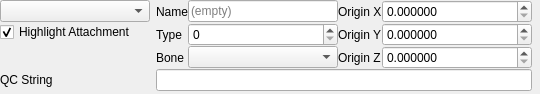
The window that src/tools/hlam/ui/assets/studiomodel/dockpanels/StudioModelAttachmentsPanel.ui (SamVanheer/HalfLifeAssetManager) describes before a commit, drawn with Qt 5.
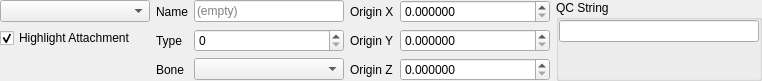
The same window after the commit.

Commit message: Streamline UI widgets using SetFixedSize constraint Resolves #165

Diff of the .ui file:
```diff
--- a/src/tools/hlam/ui/assets/studiomodel/dockpanels/StudioModelAttachmentsPanel.ui
+++ b/src/tools/hlam/ui/assets/studiomodel/dockpanels/StudioModelAttachmentsPanel.ui
@@ -6,14 +6,20 @@
    <rect>
     <x>0</x>
     <y>0</y>
-    <width>540</width>
-    <height>94</height>
+    <width>750</width>
+    <height>74</height>
    </rect>
   </property>
   <property name="windowTitle">
    <string>Form</string>
   </property>
-  <layout class="QGridLayout" name="gridLayout">
+  <layout class="QHBoxLayout" name="horizontalLayout_2">
+   <property name="spacing">
+    <number>6</number>
+   </property>
+   <property name="sizeConstraint">
+    <enum>QLayout::SetFixedSize</enum>
+   </property>
    <property name="leftMargin">
     <number>0</number>
    </property>
@@ -26,32 +32,62 @@
    <property name="bottomMargin">
     <number>0</number>
    </property>
-   <property name="spacing">
-    <number>0</number>
-   </property>
-   <item row="0" column="0">
-    <widget class="QComboBox" name="Attachments">
-     <property name="sizePolicy">
-      <sizepolicy hsizetype="Fixed" vsizetype="Fixed">
-       <horstretch>0</horstretch>
-       <verstretch>0</verstretch>
-      </sizepolicy>
+   <item>
+    <layout class="QVBoxLayout" name="verticalLayout">
+     <property name="leftMargin">
+      <number>0</number>
      </property>
-     <property name="minimumSize">
-      <size>
-       <width>150</width>
-       <height>0</height>
-      </size>
+     <property name="topMargin">
+      <number>0</number>
      </property>
-     <property name="maximumSize">
-      <size>
-       <width>150</width>
-       <height>16777215</height>
-      </size>
-     </property>
-    </widget>
+     <item>
+      <widget class="QComboBox" name="Attachments">
+       <property name="sizePolicy">
+        <sizepolicy hsizetype="Fixed" vsizetype="Fixed">
+         <horstretch>0</horstretch>
+         <verstretch>0</verstretch>
+        </sizepolicy>
+       </property>
+       <property name="minimumSize">
+        <size>
+         <width>150</width>
+         <height>0</height>
+        </size>
+       </property>
+       <property name="maximumSize">
+        <size>
+         <width>150</width>
+         <height>16777215</height>
+        </size>
+       </property>
+      </widget>
+     </item>
+     <item>
+      <widget class="QCheckBox" name="HighlightAttachment">
+       <property name="text">
+        <string>Highlight Attachment</string>
+       </property>
+       <property name="checked">
+        <bool>true</bool>
+       </property>
+      </widget>
+     </item>
+     <item>
+      <spacer name="verticalSpacer">
+       <property name="orientation">
+        <enum>Qt::Vertical</enum>
+       </property>
+       <property name="sizeHint" stdset="0">
+        <size>
+         <width>20</width>
+         <height>0</height>
+        </size>
+       </property>
+      </spacer>
+     </item>
+    </layout>
    </item>
-   <item row="0" column="2" rowspan="3">
+   <item>
     <layout class="QGridLayout" name="gridLayout_2">
      <item row="2" column="1">
       <widget class="QComboBox" name="Bone">
@@ -277,91 +313,65 @@
      </item>
     </layout>
    </item>
-   <item row="4" column="0">
-    <spacer name="verticalSpacer_2">
-     <property name="orientation">
-      <enum>Qt::Vertical</enum>
-     </property>
-     <property name="sizeHint" stdset="0">
-      <size>
-       <width>20</width>
-       <height>0</height>
-      </size>
-     </property>
-    </spacer>
-   </item>
-   <item row="2" column="0">
-    <spacer name="verticalSpacer">
-     <property name="orientation">
-      <enum>Qt::Vertical</enum>
-     </property>
-     <property name="sizeHint" stdset="0">
-      <size>
-       <width>20</width>
-       <height>0</height>
-      </size>
-     </property>
-    </spacer>
-   </item>
-   <item row="1" column="0">
-    <widget class="QCheckBox" name="HighlightAttachment">
-     <property name="text">
-      <string>Highlight Attachment</string>
-     </property>
-     <property name="checked">
-      <bool>true</bool>
-     </property>
-    </widget>
-   </item>
-   <item row="3" column="2">
-    <widget class="QLineEdit" name="QCString">
-     <property name="sizePolicy">
-      <sizepolicy hsizetype="Minimum" vsizetype="Fixed">
-       <horstretch>0</horstretch>
-       <verstretch>0</verstretch>
-      </sizepolicy>
-     </property>
-     <property name="readOnly">
-      <bool>true</bool>
-     </property>
-    </widget>
-   </item>
-   <item row="3" column="0">
-    <widget class="QLabel" name="label_7">
-     <property name="text">
+   <item>
+    <widget class="QGroupBox" name="groupBox">
+     <property name="title">
       <string>QC String</string>
      </property>
+     <property name="flat">
+      <bool>true</bool>
+     </property>
+     <layout class="QVBoxLayout" name="verticalLayout_2">
+      <property name="leftMargin">
+       <number>0</number>
+      </property>
+      <property name="topMargin">
+       <number>0</number>
+      </property>
+      <property name="rightMargin">
+       <number>0</number>
+      </property>
+      <property name="bottomMargin">
+       <number>0</number>
+      </property>
+      <item>
+       <widget class="QLineEdit" name="QCString">
+        <property name="sizePolicy">
+         <sizepolicy hsizetype="Expanding" vsizetype="Fixed">
+          <horstretch>0</horstretch>
+          <verstretch>0</verstretch>
+         </sizepolicy>
+        </property>
+        <property name="minimumSize">
+         <size>
+          <width>200</width>
+          <height>0</height>
+         </size>
+        </property>
+        <property name="alignment">
+         <set>Qt::AlignLeading|Qt::AlignLeft|Qt::AlignVCenter</set>
+        </property>
+        <property name="readOnly">
+         <bool>true</bool>
+        </property>
+       </widget>
+      </item>
+      <item>
+       <spacer name="verticalSpacer_3">
+        <property name="orientation">
+         <enum>Qt::Vertical</enum>
+        </property>
+        <property name="sizeHint" stdset="0">
+         <size>
+          <width>20</width>
+          <height>0</height>
+         </size>
+        </property>
+       </spacer>
+      </item>
+     </layout>
     </widget>
    </item>
-   <item row="0" column="3">
-    <spacer name="horizontalSpacer">
-     <property name="orientation">
-      <enum>Qt::Horizontal</enum>
-     </property>
-     <property name="sizeHint" stdset="0">
-      <size>
-       <width>0</width>
-       <height>20</height>
-      </size>
-     </property>
-    </spacer>
-   </item>
-   <item row="0" column="1">
-    <spacer name="horizontalSpacer_2">
-     <property name="orientation">
-      <enum>Qt::Horizontal</enum>
-     </property>
-     <property name="sizeType">
-      <enum>QSizePolicy::Fixed</enum>
-     </property>
-     <property name="sizeHint" stdset="0">
-      <size>
-       <width>6</width>
-       <height>20</height>
-      </size>
-     </property>
-    </spacer>
-   </item>
   </layout>
  </widget>
  <resources/>
```
The commit also changes 13 other files.
